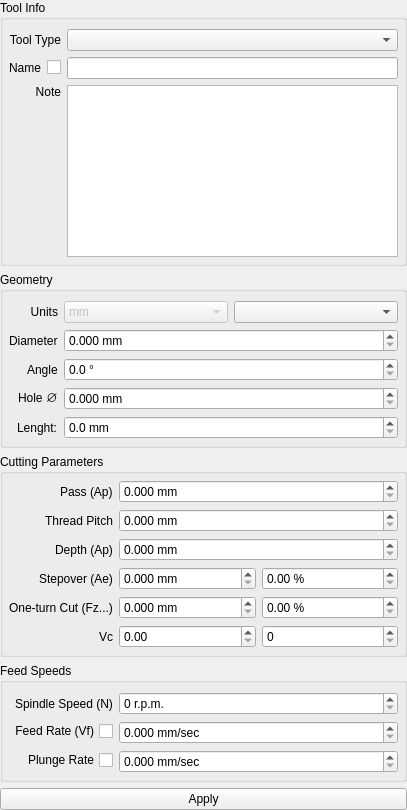
First picture: the form in static_libs/tooldatabase/tooleditform.ui, repository XRay3D/GERBER_X3, before the edit.
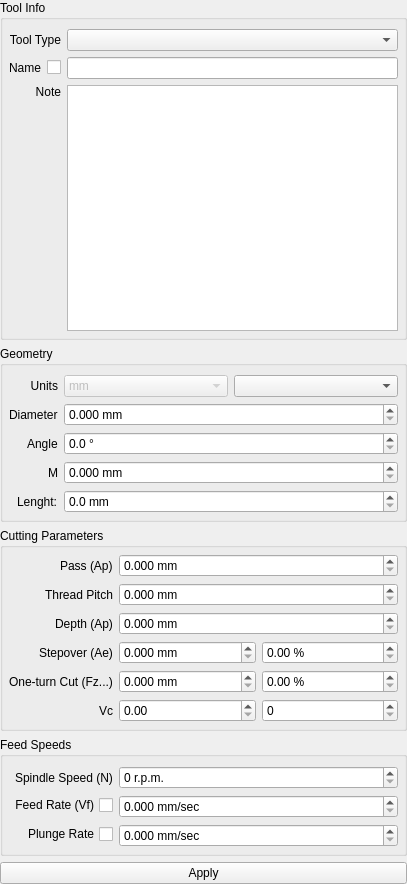
Second picture: the form after the edit. Custom widgets are drawn as their Qt base class.

```diff
--- a/static_libs/tooldatabase/tooleditform.ui
+++ b/static_libs/tooldatabase/tooleditform.ui
@@ -7,7 +7,7 @@
     <x>0</x>
     <y>0</y>
     <width>407</width>
-    <height>810</height>
+    <height>884</height>
    </rect>
   </property>
   <property name="sizePolicy">
@@ -299,7 +299,7 @@
          <item row="3" column="0">
           <widget class="QLabel" name="label_3">
            <property name="text">
-            <string>Hole ∅</string>
+            <string>M</string>
            </property>
           </widget>
          </item>
```
Left out of the diff: 2 changed lines with no effect on the pictures.
